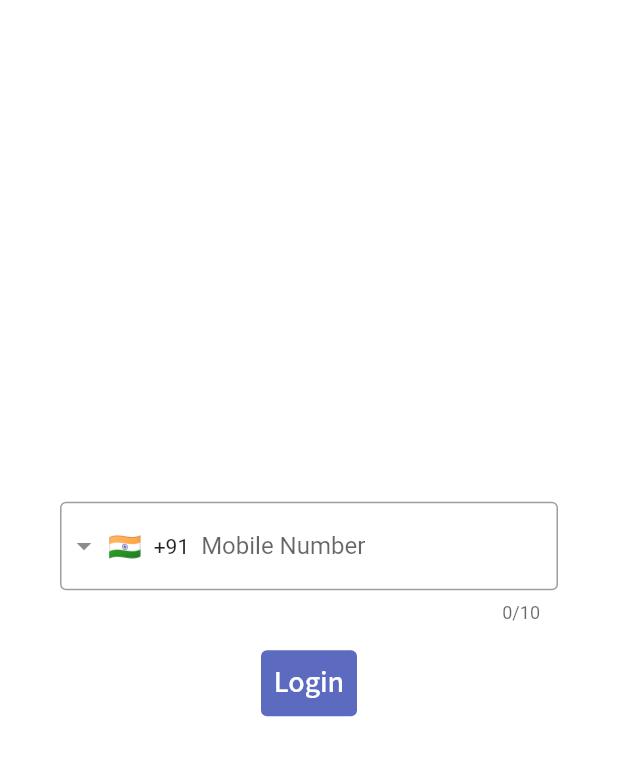
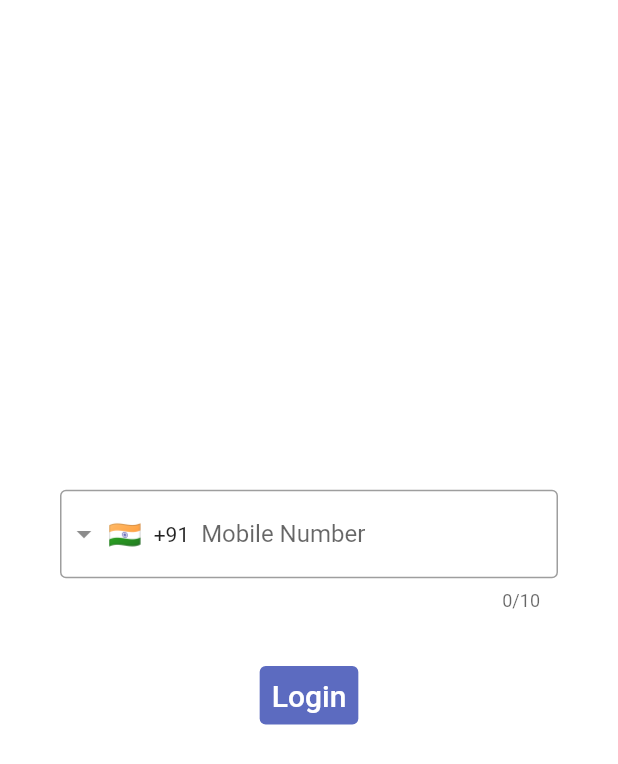
Before and after one commit to devansh2805/LangChat, a Flutter app: the screen it shows after launch, on a phone screen of 412 x 824 dp. Shown: the top 764 px of the screen. Run offline on Flutter 3.47's test engine with Material 2 defaults, Android fonts, the phone set to English and light mode, and no system bars; drawn by our look-alikes of intl_phone_field; our stand-ins replace avatar_glow, cloud_firestore, contacts_service, firebase_auth, firebase_core, firebase_messaging and 7 more; missing offline and left inert: cloud_firestore_web, firebase_auth_web, firebase_core_web, translator; accounts and stored records are empty.

Commit message:
small changes

```diff
--- a/lib/screens/LoginPage.dart
+++ b/lib/screens/LoginPage.dart
@@ -49,6 +49,25 @@ class LoginPageState extends State<LoginPage> {
             new SizedBox(
               height: 16,
             ),
+            clicked
+                ? Column(
+                    children: [
+                      Center(
+                        child: CircularProgressIndicator(
+                          valueColor:
+                              AlwaysStoppedAnimation<Color>(Colors.indigo[400]),
+                        ),
+                      ),
+                      Text(
+                        'please wait for the verification code..',
+                        style: GoogleFonts.lexendDeca(),
+                      )
+                    ],
+                  )
+                : Container(),
+            new SizedBox(
+              height: 16,
+            ),
             new TextButton(
               onPressed: () async {
                 final phoneNumber = countryCode + _phoneController.text.trim();
@@ -57,7 +76,7 @@ class LoginPageState extends State<LoginPage> {
               },
               child: Text(
                 'Login',
-                style: GoogleFonts.sourceSansPro(
+                style: GoogleFonts.lexendDeca(
                   color: Colors.white,
                   fontSize: 20,
                 ),
@@ -69,22 +88,6 @@ class LoginPageState extends State<LoginPage> {
               ),
             ),
             SizedBox(height: 10),
-            clicked
-                ? Column(
-                    children: [
-                      Center(
-                        child: CircularProgressIndicator(
-                          valueColor: AlwaysStoppedAnimation<Color>(
-                            Colors.indigo[500],
-                          ),
-                        ),
-                      ),
-                      Text(
-                        "please wait...",
-                      ),
-                    ],
-                  )
-                : Container()
           ],
         ),
       ),
```
Also changed, not shown: lib/screens/Chats.dart (+20 -3 lines).
